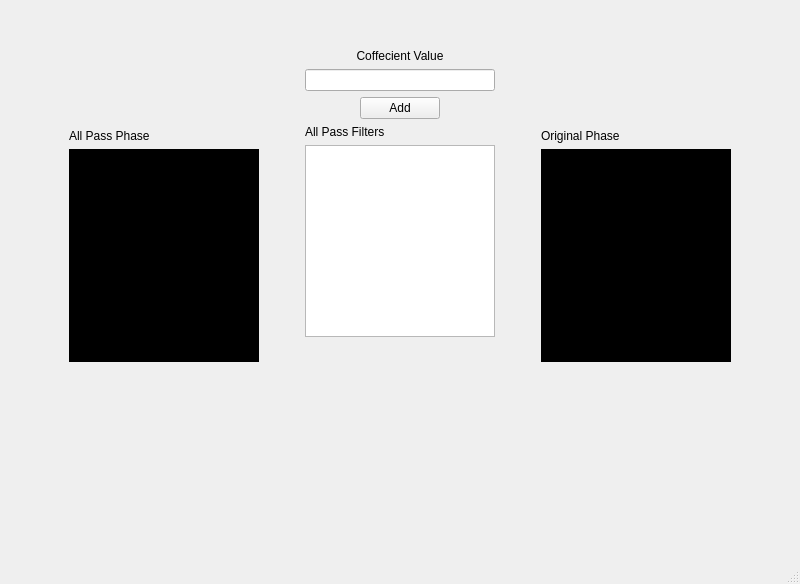
Qt form phaseCorrection.ui (joyou159/Realtime_Digital_Filter_Design) before a commit.
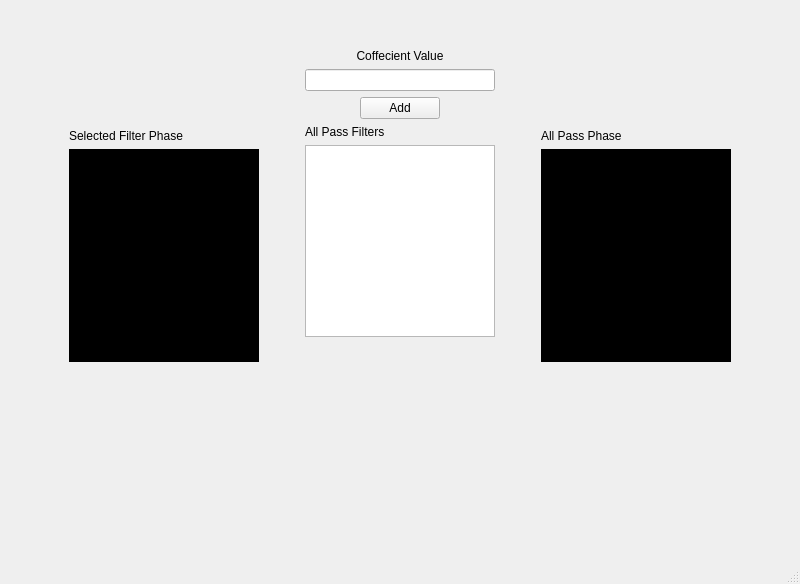
The same form after that commit. Custom widgets are drawn as their Qt base class.

Commit message: add the all pass affect to the main window and changes in plotting of phase correction window

The edit to the form file:
```diff
--- a/phaseCorrection.ui
+++ b/phaseCorrection.ui
@@ -53,12 +53,12 @@
         <item>
          <widget class="QLabel" name="label_3">
           <property name="text">
-           <string>All Pass Phase</string>
+           <string>Selected Filter Phase</string>
           </property>
          </widget>
         </item>
         <item>
-         <widget class="PlotWidget" name="allPassPhase" native="true">
+         <widget class="PlotWidget" name="selectedFilterPhase" native="true">
           <property name="styleSheet">
            <string notr="true">background-color: rgb(0, 0, 0);
 </string>
@@ -205,12 +205,12 @@
         <item>
          <widget class="QLabel" name="label_4">
           <property name="text">
-           <string>Original Phase</string>
+           <string>All Pass Phase</string>
           </property>
          </widget>
         </item>
         <item>
-         <widget class="PlotWidget" name="originalPhase" native="true">
+         <widget class="PlotWidget" name="allPassPhase" native="true">
           <property name="styleSheet">
            <string notr="true">background-color: rgb(0, 0, 0);
 </string>
```
Left out of the diff: 2 changed lines with no effect on the pictures. The commit also changes 6 other files.
